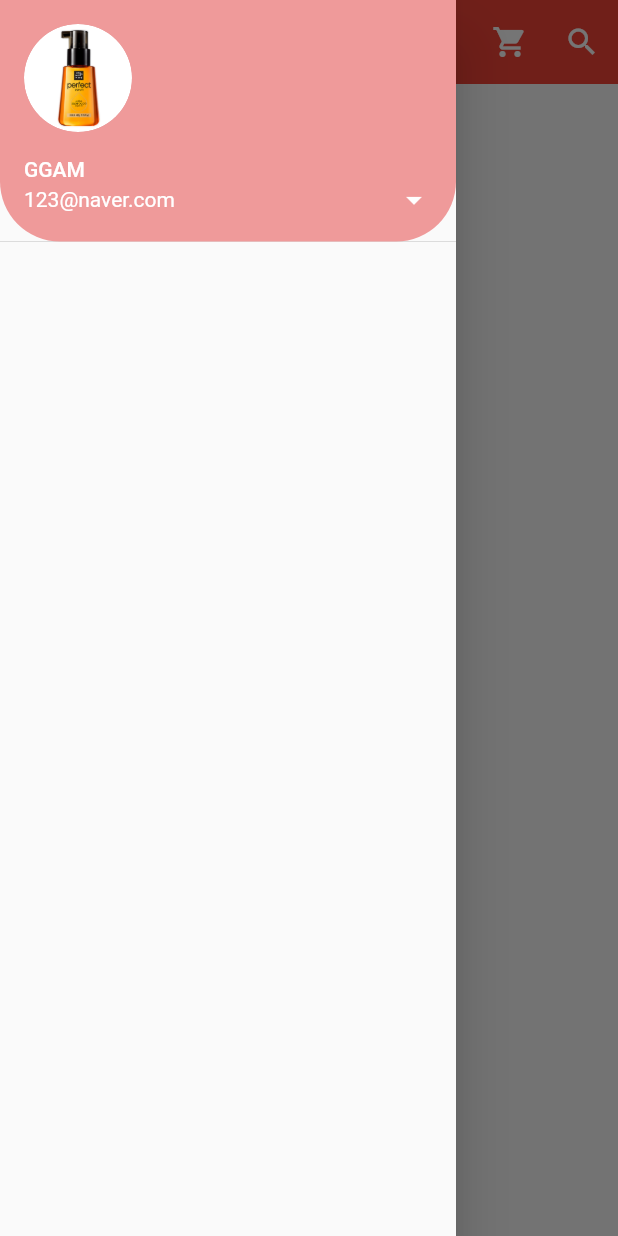
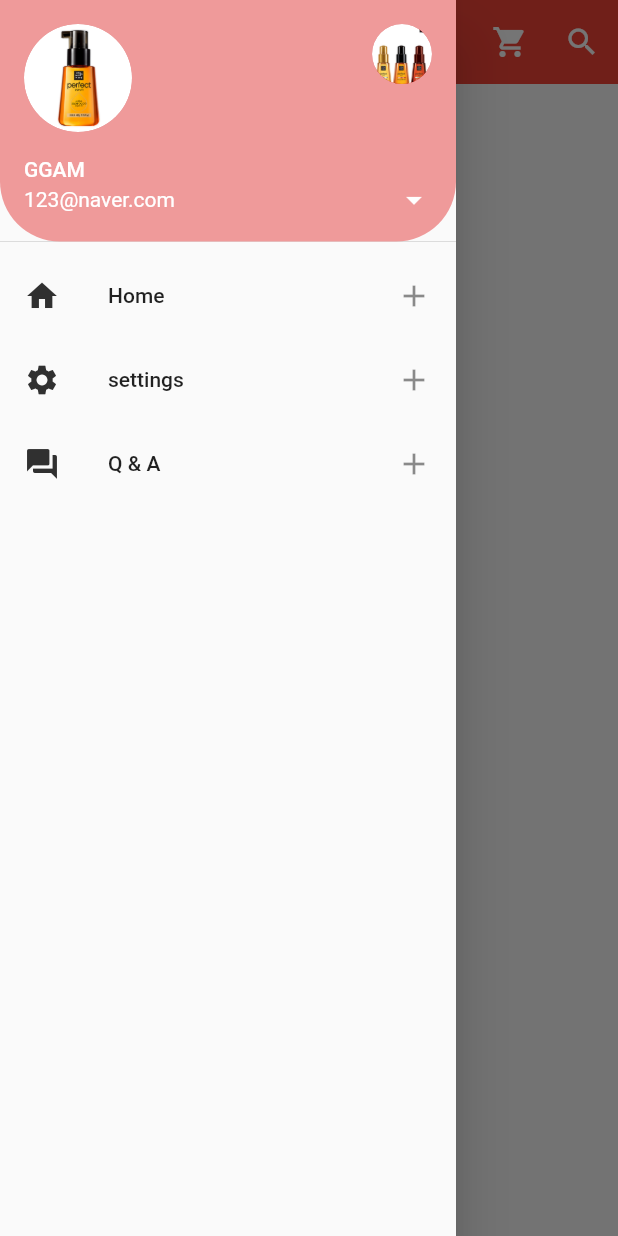
Before and after one commit to kwonjs1996/flutterPractice, a Flutter app: the screen it shows after launch, with the side drawer open, on a phone screen of 412 x 824 dp. Run offline on Flutter 3.47's test engine with Material 2 defaults, Android fonts, the phone set to English and light mode, and no system bars.

Commit message:
drawer 만들기 trailing, onTap

```diff
--- a/lib/main.dart
+++ b/lib/main.dart
@@ -47,6 +47,14 @@ class MyPage extends StatelessWidget {
               currentAccountPicture: CircleAvatar(
                 backgroundImage: AssetImage('assets/1.jpg'),
               ),
+              otherAccountsPictures: [
+                CircleAvatar(
+                  backgroundImage: AssetImage('assets/2.jpg'),
+                ),
+                // CircleAvatar(
+                //   backgroundImage: AssetImage('assets/2.jpg'),
+                // ),
+              ],
               //accountName,accountEmail -> required default
               accountName: Text('GGAM'),
               accountEmail: Text('123@naver.com'),
@@ -60,7 +68,40 @@ class MyPage extends StatelessWidget {
                   bottomRight: Radius.circular(40),
                 ),
               ),
-            )
+            ),
+            ListTile(
+              leading: Icon(
+                Icons.home,
+                color: Colors.grey[850],
+              ),
+              title: Text('Home'),
+              onTap: () {
+                print('Home is clicked');
+              },
+              trailing: Icon(Icons.add),
+            ),
+            ListTile(
+              leading: Icon(
+                Icons.settings,
+                color: Colors.grey[850],
+              ),
+              title: Text('settings'),
+              onTap: () {
+                print('settings is clicked');
+              },
+              trailing: Icon(Icons.add),
+            ),
+            ListTile(
+              leading: Icon(
+                Icons.question_answer,
+                color: Colors.grey[850],
+              ),
+              title: Text('Q & A'),
+              onTap: () {
+                print('Q & A is clicked');
+              },
+              trailing: Icon(Icons.add),
+            ),
           ],
         ),
       ),
```
